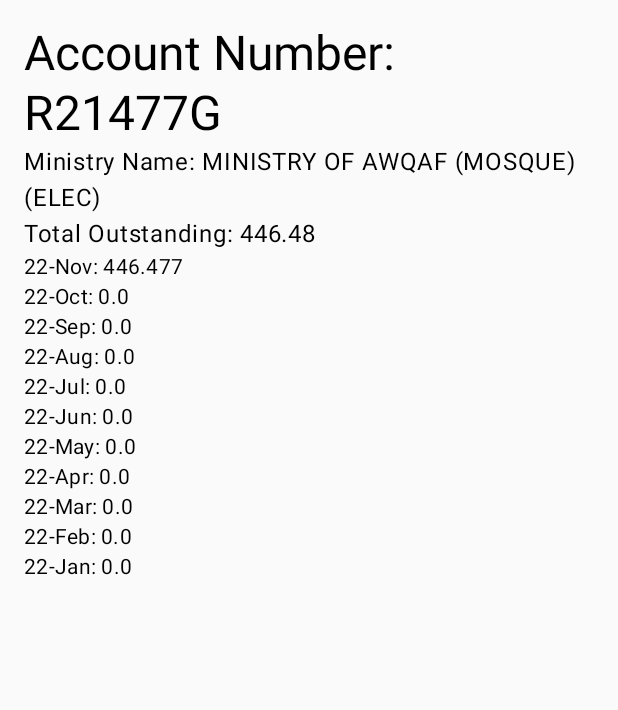
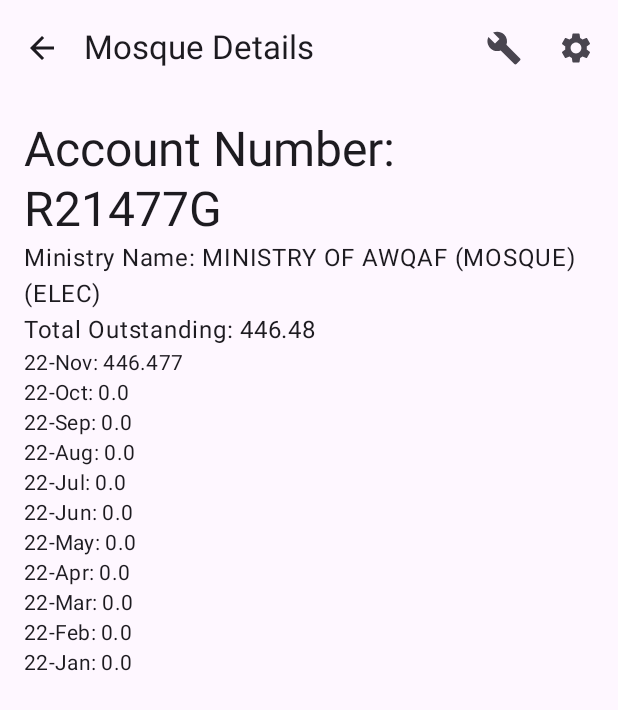
Before and after one commit to LouayNasr/sunlit-mosque, an Android app built with Jetpack Compose: the screen it shows after launch (MainActivity), after a tap on "R21477G", on a phone screen of 412 x 824 dp. Shown: the top 710 px of the screen. Run offline under Robolectric (Android 15) with nearby library versions, the phone set to English and light mode, and no system bars.

Commit message:
add basic toolbar to the screens

```diff
--- a/app/src/main/java/com/example/sunlitmosques/navigation.kt
+++ b/app/src/main/java/com/example/sunlitmosques/navigation.kt
@@ -22,7 +22,7 @@
             MosqueListScreen(navController, mosqueViewModel)
         }
         composable(Screen.MosqueDetails.route) {
-            MosqueDetailsScreen(mosqueViewModel)
+            MosqueDetailsScreen(navController, mosqueViewModel)
         }
     }
 }
--- a/app/src/main/java/com/example/sunlitmosques/screens/MosqueDetailsScreen.kt
+++ b/app/src/main/java/com/example/sunlitmosques/screens/MosqueDetailsScreen.kt
@@ -1,26 +1,66 @@
 package com.example.sunlitmosques.screens
 
+import androidx.compose.foundation.layout.Box
 import androidx.compose.foundation.layout.Column
 import androidx.compose.foundation.layout.fillMaxSize
 import androidx.compose.foundation.layout.padding
+import androidx.compose.material.icons.Icons
+import androidx.compose.material.icons.filled.ArrowBack
+import androidx.compose.material.icons.filled.Build
+import androidx.compose.material.icons.filled.Settings
+import androidx.compose.material3.ExperimentalMaterial3Api
+import androidx.compose.material3.Icon
+import androidx.compose.material3.IconButton
 import androidx.compose.material3.MaterialTheme
+import androidx.compose.material3.Scaffold
 import androidx.compose.material3.Text
+import androidx.compose.material3.TopAppBar
 import androidx.compose.runtime.Composable
 import androidx.compose.runtime.collectAsState
+import androidx.compose.ui.Alignment
 import androidx.compose.ui.Modifier
 import androidx.compose.ui.unit.dp
 import androidx.lifecycle.viewmodel.compose.viewModel
+import androidx.navigation.NavController
 import com.example.sunlitmosques.viewmodels.MosqueViewModel
 
 
+@OptIn(ExperimentalMaterial3Api::class)
 @Composable
-fun MosqueDetailsScreen(mosqueViewModel: MosqueViewModel = viewModel()) {
+fun MosqueDetailsScreen(
+    navController: NavController,
+    mosqueViewModel: MosqueViewModel = viewModel()
+) {
     val selectedMosque = mosqueViewModel.selectedMosque.collectAsState()
 
+    Scaffold(
+        topBar = {
+            TopAppBar(
+                title = { Text("Mosque Details") },
+                navigationIcon = {
+                    IconButton(onClick = { navController.popBackStack() }) {
+                        Icon(Icons.Default.ArrowBack, contentDescription = "Back")
+                    }
+                },
+                actions = {
+                    IconButton(onClick = { mosqueViewModel.performCalculation() }) {
+                        Icon(Icons.Default.Build, contentDescription = "Perform Calculation")
+                    }
+                    IconButton(onClick = { mosqueViewModel.performCalculation() }) {
+                        Icon(
+                            Icons.Default.Settings,
+                            contentDescription = "Navigate to settings screen"
+                        )
+                    }
+                }
+            )
+        },
+        content = { paddingValues ->
             selectedMosque.value?.let { mosque ->
                 Column(
                     modifier = Modifier
                         .fillMaxSize()
+                        .padding(paddingValues)
                         .padding(16.dp)
                 ) {
                     Text(
@@ -36,8 +76,21 @@
                         style = MaterialTheme.typography.bodyLarge
                     )
                     mosque.monthlyConsumption.forEach { (month, consumption) ->
-                Text(text = "$month: $consumption", style = MaterialTheme.typography.bodyMedium)
+                        Text(
+                            text = "$month: $consumption",
+                            style = MaterialTheme.typography.bodyMedium
+                        )
+                    }
+                }
+            } ?: run {
+                // Display a loading or error message if no mosque is selected
+                Box(
+                    contentAlignment = Alignment.Center,
+                    modifier = Modifier.fillMaxSize()
+                ) {
+                    Text(text = "No mosque selected")
                 }
             }
         }
+    )
 }
--- a/app/src/main/java/com/example/sunlitmosques/screens/MosqueListScreen.kt
+++ b/app/src/main/java/com/example/sunlitmosques/screens/MosqueListScreen.kt
@@ -8,8 +8,11 @@
 import androidx.compose.foundation.layout.wrapContentSize
 import androidx.compose.foundation.lazy.LazyColumn
 import androidx.compose.foundation.lazy.items
+import androidx.compose.material3.ExperimentalMaterial3Api
 import androidx.compose.material3.MaterialTheme
+import androidx.compose.material3.Scaffold
 import androidx.compose.material3.Text
+import androidx.compose.material3.TopAppBar
 import androidx.compose.runtime.Composable
 import androidx.compose.runtime.collectAsState
 import androidx.compose.runtime.getValue
@@ -22,13 +25,23 @@
 import com.example.sunlitmosques.models.Mosque
 import com.example.sunlitmosques.viewmodels.MosqueViewModel
 
+@OptIn(ExperimentalMaterial3Api::class)
 @Composable
 fun MosqueListScreen(navController: NavController, mosqueViewModel: MosqueViewModel = viewModel()) {
     val mosqueList by mosqueViewModel.mosqueList.collectAsState()
 
+    Scaffold(
+        topBar = {
+            TopAppBar(
+                title = { Text("Sunlit Mosque") },
+            )
+        },
+        content = { paddingValues ->
             if (mosqueList.isNotEmpty()) {
                 LazyColumn(
-            modifier = Modifier.fillMaxSize(),
+                    modifier = Modifier
+                        .fillMaxSize()
+                        .padding(paddingValues),
                     contentPadding = PaddingValues(16.dp)
                 ) {
                     items(mosqueList) { mosque ->
@@ -46,6 +59,8 @@
                         .wrapContentSize(Alignment.Center)
                 )
             }
+        }
+    )
 }
 
 @Composable
--- a/app/src/main/java/com/example/sunlitmosques/viewmodels/MosqueViewModel.kt
+++ b/app/src/main/java/com/example/sunlitmosques/viewmodels/MosqueViewModel.kt
@@ -2,6 +2,7 @@
 
 import JsonParser
 import android.app.Application
+import android.util.Log
 import androidx.lifecycle.AndroidViewModel
 import androidx.lifecycle.ViewModel
 import androidx.lifecycle.ViewModelProvider
@@ -42,6 +43,11 @@
     fun selectMosque(mosque: Mosque) {
         _selectedMosque.value = mosque
     }
+
+    fun performCalculation() {
+        // Add your calculation logic here
+        Log.d("MosqueViewModel", "Calculation performed")
+    }
 }
 
 class MosqueViewModelFactory(private val application: Application) : ViewModelProvider.Factory {
```
Lines whose indentation alone changed are shown as unchanged.
